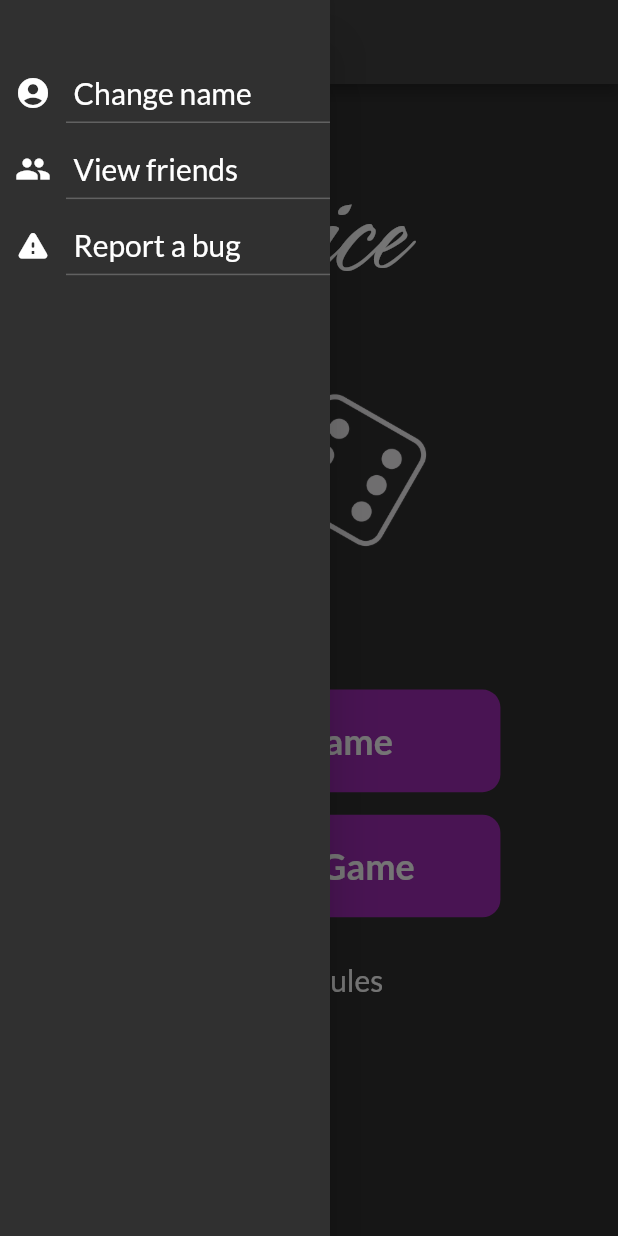
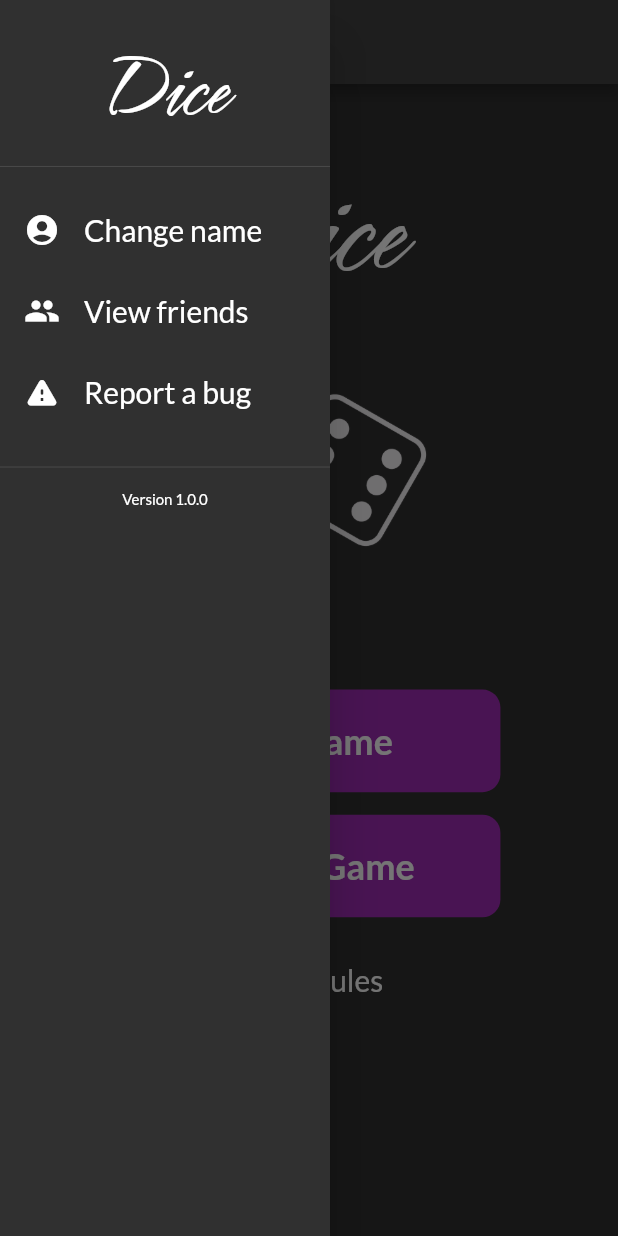
Before and after one commit to korenminchev/dice-fe, a Flutter app: the screen it shows after launch, with the side drawer open, on a phone screen of 412 x 824 dp. Run offline on Flutter 3.47's test engine with Material 2 defaults, Android fonts, the phone set to English and light mode, and no system bars; our stand-ins replace bloc, dartz, equatable, flutter_bloc, get_it, numberpicker and 1 more; missing offline and left inert: dart:html; accounts and stored records are empty; generated files the repository leaves out were written again.

Commit message:
Updated dice drawer.

```diff
--- a/lib/core/domain/models/websocket_icd.dart
+++ b/lib/core/domain/models/websocket_icd.dart
@@ -179,7 +179,7 @@ class Accusation extends Message {
   @override
   Map<String, dynamic> toJson() => _$AccusationToJson(this);
 }
-
+// אני נדב איל בן תור מונטל ודייס זה קול רצח!
 @JsonSerializable()
 class RoundEnd extends Message {
   RoundEnd({
--- /dev/null
+++ b/lib/core/domain/version.dart
@@ -0,0 +1,5 @@
+class Version {
+  static late String version;
+  static void set(String ver) => Version.version = ver;
+  static get ver => version;
+}
--- a/lib/core/widgets/drawer/dice_drawer.dart
+++ b/lib/core/widgets/drawer/dice_drawer.dart
@@ -1,3 +1,5 @@
+import 'package:dice_fe/core/domain/version.dart';
+import 'package:dice_fe/core/widgets/app_bar_title.dart';
 import 'package:dice_fe/core/widgets/app_ui.dart';
 import 'package:flutter/material.dart';
 
@@ -9,6 +11,8 @@ class DiceDrawer extends StatelessWidget {
 
   @override
   Widget build(BuildContext context) {
+
+
     AppUI.setUntitsSize(context);
     return SizedBox(
       width: width,
@@ -16,7 +20,13 @@ class DiceDrawer extends StatelessWidget {
         child: ListView(
           padding: EdgeInsets.zero,
           children: <Widget>[
-            const SizedBox(height: 50),
+            SizedBox(height: 2 * AppUI.heightUnit),
+            const Center(
+              child: DiceAppBarTitle(),
+              widthFactor: 1.5,
+            ),
+            const Divider(),
+            SizedBox(height: 3 * AppUI.heightUnit),
             DrawerItem(
               icon: const Icon(Icons.account_circle),
               title: 'Change name',
@@ -38,6 +48,15 @@ class DiceDrawer extends StatelessWidget {
                 // TODO (Koren) : Push bug report screen;
               },
             ),
+            // SizedBox(height: 2 * AppUI.heightUnit),
+            const Divider(),
+            SizedBox(height: AppUI.heightUnit),
+            Center(
+              child: Text(
+                'Version ${Version.ver}',
+                style: const TextStyle(fontSize: 10),
+              ),
+            )
           ],
         ),
       ),
--- a/lib/core/widgets/drawer/drawer_item.dart
+++ b/lib/core/widgets/drawer/drawer_item.dart
@@ -16,32 +16,13 @@ class DrawerItem extends StatelessWidget {
         children: [
           Row(
             children: <Widget>[
-              const SizedBox(width: 10),
+              const SizedBox(width: 16),
               icon,
-              const SizedBox(width: 15),
+              const SizedBox(width: 16),
               Text(title, style: const TextStyle(fontSize: 20)),
             ],
           ),
-          const SizedBox(height: 7),
-          Row(
-            mainAxisAlignment: MainAxisAlignment.end,
-            children: [
-              const Flexible(
-                flex: 1,
-                child: SizedBox()
-              ),
-              Flexible(
-                flex:4,
-                child: SizedBox(
-                  height: 1,
-                  child: Container(
-                    color: Colors.grey[700],
-                  ),
-                ),
-              ),
-            ],
-          ),
-          SizedBox(height: 2.5 * AppUI.heightUnit),
+          SizedBox(height: 4 * AppUI.heightUnit),
         ],
       ),
     );
--- a/lib/features/create_game/create_game_page.dart
+++ b/lib/features/create_game/create_game_page.dart
@@ -99,6 +99,7 @@ class _CreateGamePageState extends State<CreateGamePage> {
               children: [
                 cupertino.CupertinoSwitch(
                   value: rules.pasoAllowed!,
+                  activeColor: AppUI.primaryColor,
                   onChanged: (newValue) => setState(() {
                     rules.pasoAllowed = newValue;
                   })
@@ -133,6 +134,7 @@ class _CreateGamePageState extends State<CreateGamePage> {
               children: [
                 cupertino.CupertinoSwitch(
                   value: rules.exactAllowed!,
+                  activeColor: AppUI.primaryColor,
                   onChanged: (newValue) => setState(() {
                     rules.exactAllowed = newValue;
                   })
--- a/lib/main.dart
+++ b/lib/main.dart
@@ -1,3 +1,4 @@
+import 'package:dice_fe/core/domain/version.dart';
 import 'package:dice_fe/core/widgets/app_ui.dart';
 import 'package:dice_fe/features/create_game/create_game_page.dart';
 import 'package:dice_fe/features/create_user/app/pages/create_user_page.dart';
@@ -8,15 +9,22 @@ import 'package:dice_fe/injection_container.dart';
 import 'package:flutter/material.dart';
 import 'package:flutter/services.dart';
 import 'package:flutter_web_plugins/flutter_web_plugins.dart';
+import 'package:package_info_plus/package_info_plus.dart';
 
 void main() {
   init();
   setUrlStrategy(PathUrlStrategy());
+  WidgetsFlutterBinding.ensureInitialized();
   runApp(const DiceApp());
 }
 
 class DiceApp extends StatelessWidget {
   const DiceApp({Key? key}) : super(key: key);
+
+  void initVersion() async {
+    final PackageInfo info = await PackageInfo.fromPlatform();
+    Version.set(info.version);
+  }
 
   @override
   Widget build(BuildContext context) {
@@ -24,7 +32,7 @@ class DiceApp extends StatelessWidget {
     SystemChrome.setPreferredOrientations([
       DeviceOrientation.portraitUp,
     ]);
-
+    initVersion();
     return MaterialApp(
       title: 'Dice',
       theme: ThemeData(
--- a/pubspec.yaml
+++ b/pubspec.yaml
@@ -15,7 +15,7 @@ publish_to: 'none' # Remove this line if you wish to publish to pub.dev
 # In iOS, build-name is used as CFBundleShortVersionString while build-number used as CFBundleVersion.
 # Read more about iOS versioning at
 # https://developer.apple.com/library/archive/documentation/General/Reference/InfoPlistKeyReference/Articles/CoreFoundationKeys.html
-version: 1.0.0+1
+version: 1.0.0
 
 environment:
   sdk: ">=2.16.1 <3.0.0"
@@ -42,6 +42,8 @@ dependencies:
   web_socket_channel: ^2.2.0
   get_it: ^7.2.0
   equatable: ^2.0.3
+  package_info: ^2.0.2
+  package_info_plus: ^1.4.2
 
 dev_dependencies:
   flutter_test:
```
